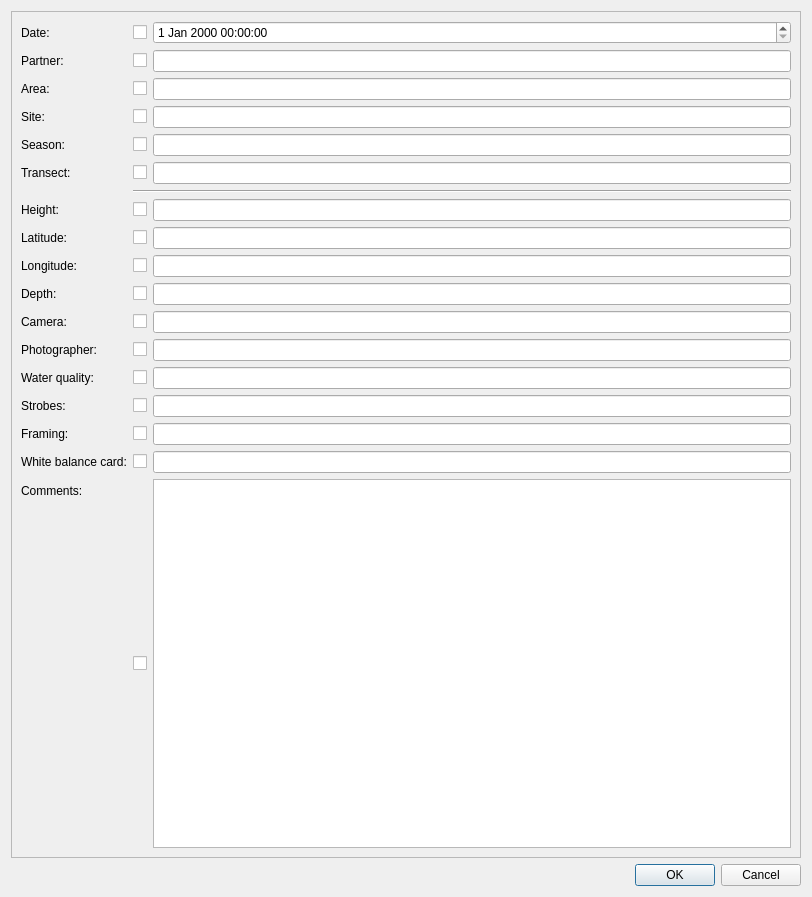
Old version of the form src/preprocessor/gui/metadata_dialog.ui in the repository CAMBioMed/preprocessor.
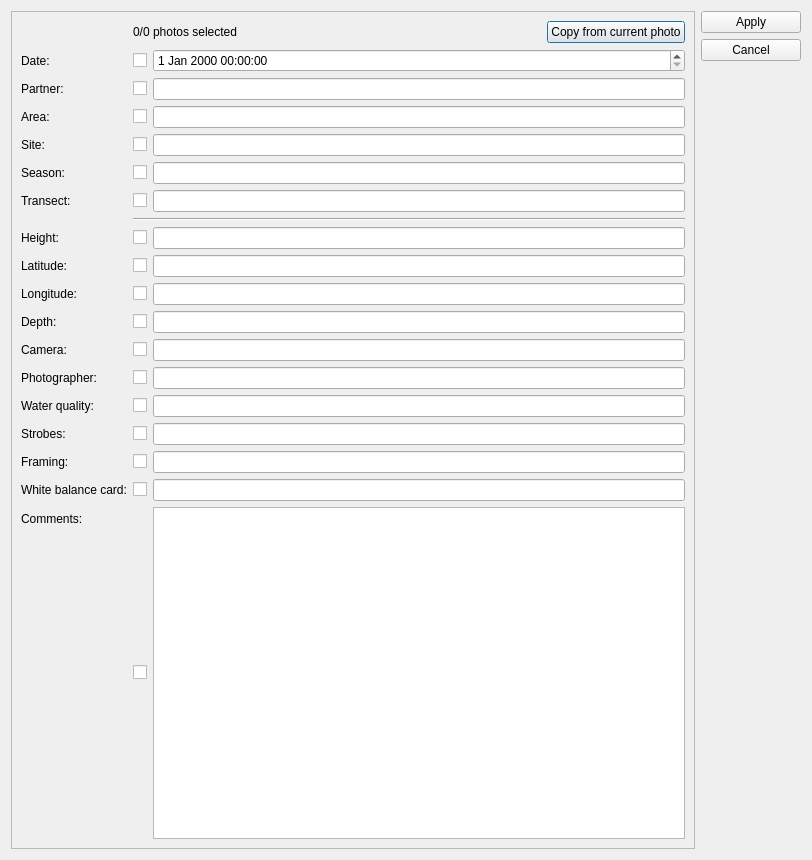
New version of the form.

Commit message: Improve metadata dialog

Diff of the .ui file:
```diff
--- a/src/preprocessor/gui/metadata_dialog.ui
+++ b/src/preprocessor/gui/metadata_dialog.ui
@@ -7,7 +7,7 @@
     <x>0</x>
     <y>0</y>
     <width>812</width>
-    <height>897</height>
+    <height>860</height>
    </rect>
   </property>
   <property name="windowTitle">
@@ -15,6 +15,8 @@
   </property>
   <layout class="QVBoxLayout" name="verticalLayout">
    <item>
+    <layout class="QHBoxLayout" name="layMain">
+     <item>
     <widget class="QScrollArea" name="scrollArea">
      <property name="widgetResizable">
       <bool>true</bool>
@@ -24,48 +26,20 @@
        <rect>
         <x>0</x>
         <y>0</y>
-        <width>786</width>
-        <height>831</height>
-       </rect>
-      </property>
-      <layout class="QFormLayout" name="formLayout">
-       <item row="0" column="0">
-        <widget class="QLabel" name="lblDate">
-         <property name="text">
-          <string>Date:</string>
-         </property>
-        </widget>
-       </item>
-       <item row="0" column="1">
-        <layout class="QHBoxLayout" name="lay01Date">
-         <item>
-          <widget class="QCheckBox" name="chkDate">
-           <property name="text">
-            <string/>
-           </property>
-          </widget>
-         </item>
-         <item>
-          <widget class="QDateTimeEdit" name="dteDate">
-           <property name="sizePolicy">
-            <sizepolicy hsizetype="Expanding" vsizetype="Fixed">
-             <horstretch>0</horstretch>
-             <verstretch>0</verstretch>
-            </sizepolicy>
-           </property>
-          </widget>
-         </item>
-        </layout>
-       </item>
+          <width>672</width>
+          <height>832</height>
+         </rect>
+        </property>
+        <layout class="QFormLayout" name="formLayout_2">
        <item row="1" column="0">
-        <widget class="QLabel" name="lblPartner">
+          <widget class="QLabel" name="lblDate_2">
          <property name="text">
-          <string>Partner:</string>
+            <string>Date:</string>
          </property>
         </widget>
        </item>
        <item row="1" column="1">
-        <layout class="QHBoxLayout" name="lay02Partner">
+          <layout class="QHBoxLayout" name="lay01Date_2">
          <item>
           <widget class="QCheckBox" name="chkPartner">
            <property name="text">
@@ -74,19 +48,26 @@
           </widget>
          </item>
          <item>
-          <widget class="QLineEdit" name="txtPartner"/>
+            <widget class="QDateTimeEdit" name="dteDate_2">
+             <property name="sizePolicy">
+              <sizepolicy hsizetype="Expanding" vsizetype="Fixed">
+               <horstretch>0</horstretch>
+               <verstretch>0</verstretch>
+              </sizepolicy>
+             </property>
+            </widget>
          </item>
         </layout>
        </item>
        <item row="2" column="0">
-        <widget class="QLabel" name="lblArea">
+          <widget class="QLabel" name="lblPartner_2">
          <property name="text">
-          <string>Area:</string>
+            <string>Partner:</string>
          </property>
         </widget>
        </item>
        <item row="2" column="1">
-        <layout class="QHBoxLayout" name="lay03Area">
+          <layout class="QHBoxLayout" name="lay02Partner_2">
          <item>
           <widget class="QCheckBox" name="chkArea">
            <property name="text">
@@ -100,14 +81,14 @@
         </layout>
        </item>
        <item row="3" column="0">
-        <widget class="QLabel" name="lblSite">
+          <widget class="QLabel" name="lblArea_2">
          <property name="text">
-          <string>Site:</string>
+            <string>Area:</string>
          </property>
         </widget>
        </item>
        <item row="3" column="1">
-        <layout class="QHBoxLayout" name="lay04Site">
+          <layout class="QHBoxLayout" name="lay03Area_2">
          <item>
           <widget class="QCheckBox" name="chkSite">
            <property name="text">
@@ -121,14 +102,14 @@
         </layout>
        </item>
        <item row="4" column="0">
-        <widget class="QLabel" name="lblSeason">
+          <widget class="QLabel" name="lblSite_2">
          <property name="text">
-          <string>Season:</string>
+            <string>Site:</string>
          </property>
         </widget>
        </item>
        <item row="4" column="1">
-        <layout class="QHBoxLayout" name="lay05Season">
+          <layout class="QHBoxLayout" name="lay04Site_2">
          <item>
           <widget class="QCheckBox" name="chkSeason">
            <property name="text">
@@ -142,14 +123,14 @@
         </layout>
        </item>
        <item row="5" column="0">
-        <widget class="QLabel" name="lblTransect">
+          <widget class="QLabel" name="lblSeason_2">
          <property name="text">
-          <string>Transect:</string>
+            <string>Season:</string>
          </property>
         </widget>
        </item>
        <item row="5" column="1">
-        <layout class="QHBoxLayout" name="lay06Transect">
+          <layout class="QHBoxLayout" name="lay05Season_2">
          <item>
           <widget class="QCheckBox" name="chkTransect">
            <property name="text">
@@ -162,43 +143,43 @@
          </item>
         </layout>
        </item>
+         <item row="6" column="0">
+          <widget class="QLabel" name="lblTransect_2">
+           <property name="text">
+            <string>Transect:</string>
+           </property>
+          </widget>
+         </item>
        <item row="6" column="1">
-        <widget class="Line" name="line">
-         <property name="orientation">
-          <enum>Qt::Orientation::Horizontal</enum>
-         </property>
-        </widget>
-       </item>
-       <item row="7" column="0">
-        <widget class="QLabel" name="lblHeight">
+          <layout class="QHBoxLayout" name="lay06Transect_2">
+           <item>
+            <widget class="QCheckBox" name="chkTransect_2">
          <property name="text">
-          <string>Height:</string>
-         </property>
-        </widget>
+              <string/>
+             </property>
+            </widget>
+           </item>
+           <item>
+            <widget class="QLineEdit" name="txtTransect_2"/>
+           </item>
+          </layout>
        </item>
        <item row="7" column="1">
-        <layout class="QHBoxLayout" name="lay07Height">
-         <item>
-          <widget class="QCheckBox" name="chkHeight">
-           <property name="text">
-            <string/>
+          <widget class="Line" name="line_2">
+           <property name="orientation">
+            <enum>Qt::Orientation::Horizontal</enum>
            </property>
           </widget>
-         </item>
-         <item>
-          <widget class="QLineEdit" name="txtHeight"/>
-         </item>
-        </layout>
        </item>
        <item row="8" column="0">
-        <widget class="QLabel" name="lblLatitude">
+          <widget class="QLabel" name="lblHeight_2">
          <property name="text">
-          <string>Latitude:</string>
+            <string>Height:</string>
          </property>
         </widget>
        </item>
        <item row="8" column="1">
-        <layout class="QHBoxLayout" name="lay08Latitude">
+          <layout class="QHBoxLayout" name="lay07Height_2">
          <item>
           <widget class="QCheckBox" name="chkLatitude">
            <property name="text">
@@ -212,14 +193,14 @@
         </layout>
        </item>
        <item row="9" column="0">
-        <widget class="QLabel" name="lblLongitude">
+          <widget class="QLabel" name="lblLatitude_2">
          <property name="text">
-          <string>Longitude:</string>
+            <string>Latitude:</string>
          </property>
         </widget>
        </item>
        <item row="9" column="1">
-        <layout class="QHBoxLayout" name="lay09Longitude">
+          <layout class="QHBoxLayout" name="lay08Latitude_2">
          <item>
           <widget class="QCheckBox" name="chkLongitude">
            <property name="text">
@@ -233,14 +214,14 @@
         </layout>
        </item>
        <item row="10" column="0">
-        <widget class="QLabel" name="lblDepth">
+          <widget class="QLabel" name="lblLongitude_2">
          <property name="text">
-          <string>Depth:</string>
+            <string>Longitude:</string>
          </property>
         </widget>
        </item>
        <item row="10" column="1">
-        <layout class="QHBoxLayout" name="lay10Depth">
+          <layout class="QHBoxLayout" name="lay09Longitude_2">
          <item>
           <widget class="QCheckBox" name="chkDepth">
            <property name="text">
@@ -254,14 +235,14 @@
         </layout>
        </item>
        <item row="11" column="0">
-        <widget class="QLabel" name="lblCamera">
+          <widget class="QLabel" name="lblDepth_2">
          <property name="text">
-          <string>Camera:</string>
+            <string>Depth:</string>
          </property>
         </widget>
        </item>
        <item row="11" column="1">
-        <layout class="QHBoxLayout" name="lay11Camera">
+          <layout class="QHBoxLayout" name="lay10Depth_2">
          <item>
           <widget class="QCheckBox" name="chkCamera">
            <property name="text">
@@ -275,14 +256,14 @@
         </layout>
        </item>
        <item row="12" column="0">
-        <widget class="QLabel" name="lblPhotographer">
+          <widget class="QLabel" name="lblCamera_2">
          <property name="text">
-          <string>Photographer:</string>
+            <string>Camera:</string>
          </property>
         </widget>
        </item>
        <item row="12" column="1">
-        <layout class="QHBoxLayout" name="lay12Photographer">
+          <layout class="QHBoxLayout" name="lay11Camera_2">
          <item>
           <widget class="QCheckBox" name="chkPhotographer">
            <property name="text">
@@ -296,14 +277,14 @@
         </layout>
        </item>
        <item row="13" column="0">
-        <widget class="QLabel" name="lblWaterQuality">
+          <widget class="QLabel" name="lblPhotographer_2">
          <property name="text">
-          <string>Water quality:</string>
+            <string>Photographer:</string>
          </property>
         </widget>
        </item>
        <item row="13" column="1">
-        <layout class="QHBoxLayout" name="lay13WaterQuality">
+          <layout class="QHBoxLayout" name="lay12Photographer_2">
          <item>
           <widget class="QCheckBox" name="chkWaterQuality">
            <property name="text">
@@ -317,14 +298,14 @@
         </layout>
        </item>
        <item row="14" column="0">
-        <widget class="QLabel" name="lblStrobes">
+          <widget class="QLabel" name="lblWaterQuality_2">
          <property name="text">
-          <string>Strobes:</string>
+            <string>Water quality:</string>
          </property>
         </widget>
        </item>
        <item row="14" column="1">
-        <layout class="QHBoxLayout" name="lay14Strobes">
+          <layout class="QHBoxLayout" name="lay13WaterQuality_2">
          <item>
           <widget class="QCheckBox" name="chkStrobes">
            <property name="text">
@@ -338,14 +319,14 @@
         </layout>
        </item>
        <item row="15" column="0">
-        <widget class="QLabel" name="lblFraming">
+          <widget class="QLabel" name="lblStrobes_2">
          <property name="text">
-          <string>Framing:</string>
+            <string>Strobes:</string>
          </property>
         </widget>
        </item>
        <item row="15" column="1">
-        <layout class="QHBoxLayout" name="lay15Framing">
+          <layout class="QHBoxLayout" name="lay14Strobes_2">
          <item>
           <widget class="QCheckBox" name="chkFraming">
            <property name="text">
@@ -359,14 +340,14 @@
         </layout>
        </item>
        <item row="16" column="0">
-        <widget class="QLabel" name="lblWhiteBalanceCard">
+          <widget class="QLabel" name="lblFraming_2">
          <property name="text">
-          <string>White balance card:</string>
+            <string>Framing:</string>
          </property>
         </widget>
        </item>
        <item row="16" column="1">
-        <layout class="QHBoxLayout" name="lay16WhiteBalanceCard">
+          <layout class="QHBoxLayout" name="lay15Framing_2">
          <item>
           <widget class="QCheckBox" name="chkWhiteBalanceCard">
            <property name="text">
@@ -380,14 +361,14 @@
         </layout>
        </item>
        <item row="17" column="0">
-        <widget class="QLabel" name="lblComments">
+          <widget class="QLabel" name="lblWhiteBalanceCard_2">
          <property name="text">
-          <string>Comments:</string>
+            <string>White balance card:</string>
          </property>
         </widget>
        </item>
        <item row="17" column="1">
-        <layout class="QHBoxLayout" name="lay17Comments">
+          <layout class="QHBoxLayout" name="lay16WhiteBalanceCard_2">
          <item>
           <widget class="QCheckBox" name="chkComments">
            <property name="text">
@@ -396,23 +377,97 @@
           </widget>
          </item>
          <item>
-          <widget class="QPlainTextEdit" name="txtComments"/>
+            <widget class="QLineEdit" name="txtWhiteBalanceCard_2"/>
          </item>
         </layout>
        </item>
-      </layout>
-     </widget>
-    </widget>
-   </item>
+         <item row="18" column="0">
+          <widget class="QLabel" name="lblComments_2">
+           <property name="text">
+            <string>Comments:</string>
+           </property>
+          </widget>
+         </item>
+         <item row="18" column="1">
+          <layout class="QHBoxLayout" name="lay17Comments_2">
+           <item>
+            <widget class="QCheckBox" name="chkComments_2">
+             <property name="text">
+              <string/>
+             </property>
+            </widget>
+           </item>
+           <item>
+            <widget class="QPlainTextEdit" name="txtComments_2"/>
+           </item>
+          </layout>
+         </item>
+         <item row="0" column="1">
+          <layout class="QHBoxLayout" name="horizontalLayout_2">
+           <item>
+            <widget class="QLabel" name="lblSelection">
+             <property name="sizePolicy">
+              <sizepolicy hsizetype="Expanding" vsizetype="Preferred">
+               <horstretch>0</horstretch>
+               <verstretch>0</verstretch>
+              </sizepolicy>
+             </property>
+             <property name="text">
+              <string>0/0 photos selected</string>
+             </property>
+            </widget>
+           </item>
+           <item>
+            <widget class="QPushButton" name="btnCopyFromCurrentPhoto">
+             <property name="text">
+              <string>Copy from current photo</string>
+             </property>
+            </widget>
+           </item>
+          </layout>
+         </item>
+        </layout>
+       </widget>
+      </widget>
+     </item>
    <item>
-    <widget class="QDialogButtonBox" name="buttonBox">
+      <layout class="QVBoxLayout" name="layButtons">
+       <item>
+        <widget class="QPushButton" name="btnApply">
+         <property name="minimumSize">
+          <size>
+           <width>100</width>
+           <height>0</height>
+          </size>
+         </property>
+         <property name="text">
+          <string>Apply</string>
+         </property>
+        </widget>
+       </item>
+       <item>
+        <widget class="QPushButton" name="btnCancel">
+         <property name="text">
+          <string>Cancel</string>
+         </property>
+        </widget>
+       </item>
+       <item>
+        <spacer name="verticalSpacer">
      <property name="orientation">
-      <enum>Qt::Orientation::Horizontal</enum>
-     </property>
-     <property name="standardButtons">
-      <set>QDialogButtonBox::StandardButton::Cancel|QDialogButtonBox::StandardButton::Ok</set>
-     </property>
-    </widget>
+          <enum>Qt::Orientation::Vertical</enum>
+         </property>
+         <property name="sizeHint" stdset="0">
+          <size>
+           <width>20</width>
+           <height>40</height>
+          </size>
+         </property>
+        </spacer>
+       </item>
+      </layout>
+     </item>
+    </layout>
    </item>
   </layout>
  </widget>
```
Left out of the diff: 97 changed lines with no effect on the pictures. Lines whose indentation alone changed are shown as unchanged. The commit also changes 1 other file.
